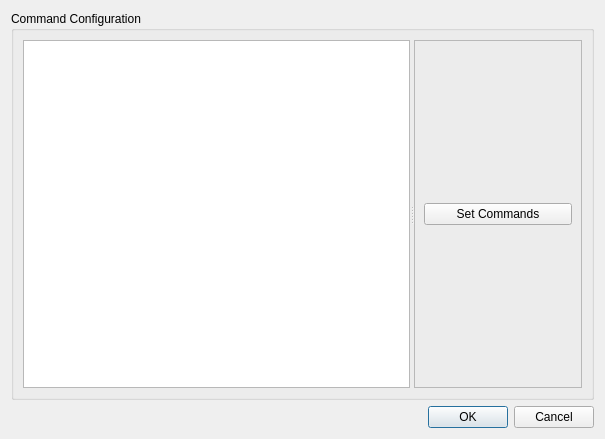
Qt form GuiXYZ_CommandConfigurationDialog.ui (fedetony/GUI_XYZ_GImage) before a commit.
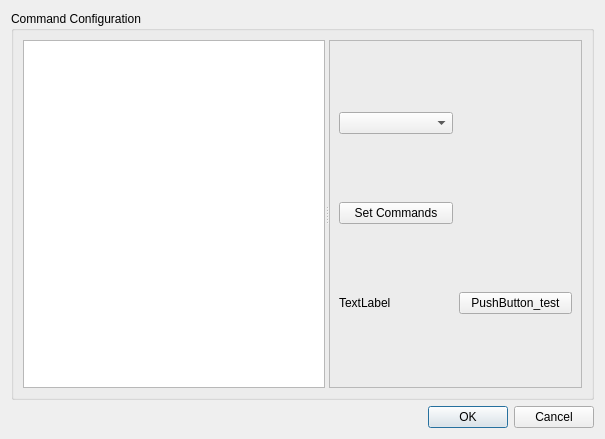
The same form after that commit.

Commit message: Added Command Config Dialog, the class_CCD derives Gcode from the machine configuration. The machine configuration is stored in config/MachineCommandConfig.config file. The Configuration Format for the commands is stored here for each interface: <action_Name>_<interface 0>_<interface 1> ... etc

Patch:
```diff
--- a/GuiXYZ_CommandConfigurationDialog.ui
+++ b/GuiXYZ_CommandConfigurationDialog.ui
@@ -34,13 +34,37 @@
           <enum>QFrame::Raised</enum>
          </property>
          <layout class="QGridLayout" name="gridLayout_2">
-          <item row="0" column="0">
+          <item row="1" column="0">
            <widget class="QPushButton" name="pushButton_CCD_set_commands">
             <property name="text">
              <string>Set Commands</string>
             </property>
            </widget>
           </item>
+          <item row="0" column="0">
+           <widget class="QComboBox" name="comboBox_CCD_interface"/>
+          </item>
+          <item row="0" column="1">
+           <widget class="QLabel" name="label_CCD_interfaceName">
+            <property name="text">
+             <string/>
+            </property>
+           </widget>
+          </item>
+          <item row="2" column="0">
+           <widget class="QLabel" name="label_test">
+            <property name="text">
+             <string>TextLabel</string>
+            </property>
+           </widget>
+          </item>
+          <item row="2" column="1">
+           <widget class="QPushButton" name="pushButton_test">
+            <property name="text">
+             <string>PushButton_test</string>
+            </property>
+           </widget>
+          </item>
          </layout>
         </widget>
        </widget>
```
The commit also changes 4 other files.
